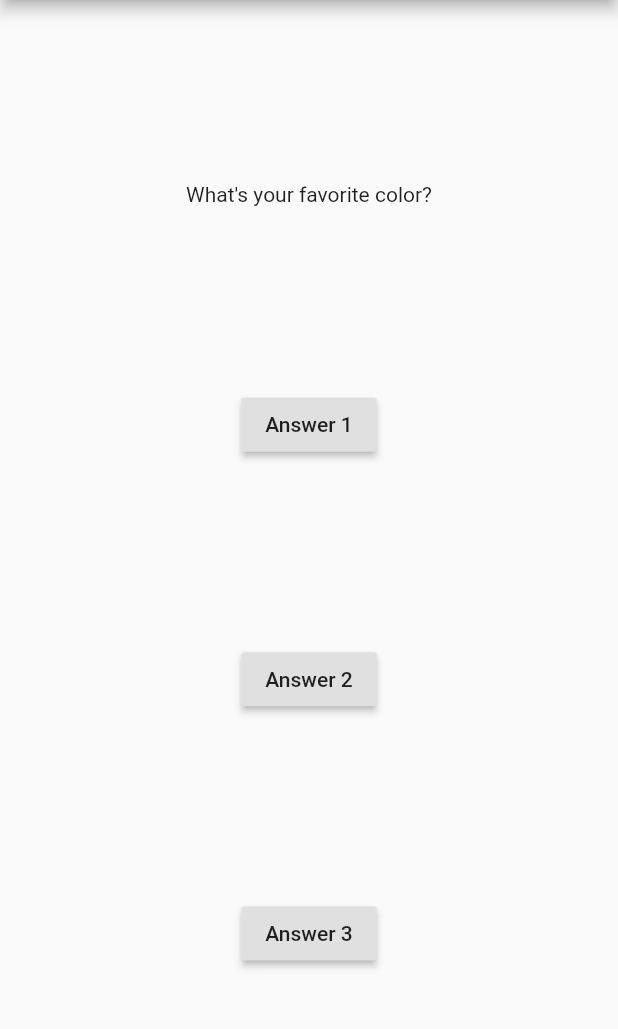
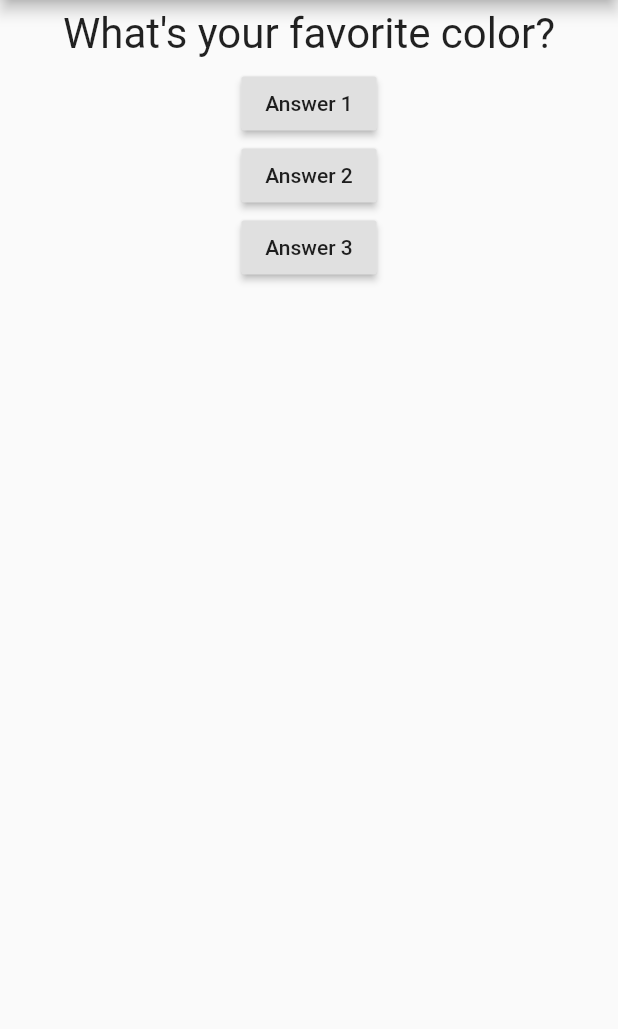
Before and after one commit to kira-on-git/udemy_test_app, a Flutter app: the screen it shows after launch, on a phone screen of 412 x 824 dp, the part 84-1113 px from its top. Run offline on Flutter 3.47's test engine with Material 2 defaults, Android fonts, the phone set to English and light mode, and no system bars.

Commit message:
9 centered layout in QUestion() class added

```diff
--- a/lib/main.dart
+++ b/lib/main.dart
@@ -35,12 +35,14 @@ class _MyAppState extends State<MyApp> {
         appBar: AppBar(
           title: const Text('udemy_test_app'),
         ),
-        body: Center(
-          child: Column(
-            mainAxisAlignment: MainAxisAlignment.spaceEvenly,
+        body: Column(
+          //mainAxisAlignment: MainAxisAlignment.spaceEvenly,
           children: [
             Question(questions[_questionIndex]),
-              RaisedButton(onPressed: answerQuestion, child: Text('Answer 1')),
+            RaisedButton(
+              onPressed: answerQuestion,
+              child: Text('Answer 1'),
+            ),
             RaisedButton(
                 onPressed: () => print('Answer 2 choosen!'),
                 child: Text('Answer 2')),
@@ -53,7 +55,6 @@ class _MyAppState extends State<MyApp> {
           ],
         ),
       ),
-      ),
     );
   }
 }
--- a/lib/question.dart
+++ b/lib/question.dart
@@ -7,6 +7,14 @@ class Question extends StatelessWidget {
 
   @override
   Widget build(BuildContext context) {
-    return Text(questionText);
+    return Container(
+      width: double.infinity,
+      margin: EdgeInsets.all(6.0),
+      child: Text(
+        questionText,
+        style: TextStyle(fontSize: 28),
+        textAlign: TextAlign.center,
+      ),
+    );
   }
 }
```
Lines whose indentation alone changed are shown as unchanged.
